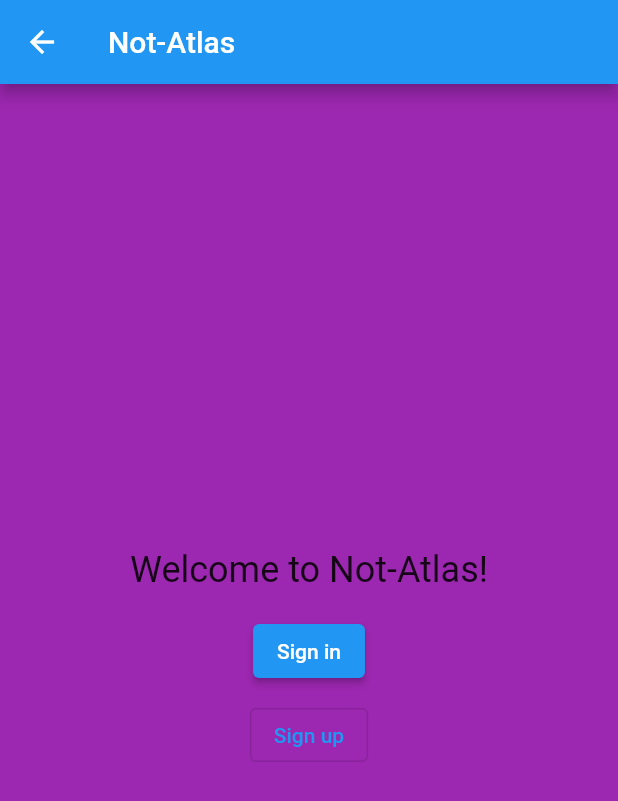
After one commit to nyaks1/PLP-Final-Project, a Flutter app: the LoginScreen screen opened by its route, on a phone screen of 412 x 824 dp. The commit adds this screen. Shown: the top 801 px of the screen. Run offline on Flutter 3.47's test engine with Material 2 defaults, Android fonts, the phone set to English and light mode, and no system bars; missing offline and left inert: dart:ffi; statements that could not run were skipped.

Commit message:
A log in screen

```diff
--- /dev/null
+++ b/not_atlas/lib/login_screen.dart
@@ -0,0 +1,36 @@
+import 'package:flutter/material.dart';
+
+class LoginScreen extends StatelessWidget {
+  @override
+  Widget build(BuildContext context) {
+    return Scaffold(
+      appBar: AppBar(
+        title: Text('Not-Atlas'),
+      ),
+      body: Container(
+        color: Colors.purple, // Set the background color
+        child: Center(
+          child: Column(
+            mainAxisSize: MainAxisSize.min,
+            children: [
+              Text(
+                'Welcome to Not-Atlas!',
+                style: TextStyle(fontSize: 24),
+              ),
+              SizedBox(height: 16),
+              ElevatedButton(
+                onPressed: () {},
+                child: Text('Sign in'),
+              ),
+              SizedBox(height: 8),
+              OutlinedButton(
+                onPressed: () {},
+                child: Text('Sign up'),
+              ),
+            ],
+          ),
+        ),
+      ),
+    );
+  }
+}
```
Also changed, not shown: not_atlas/lib/main.dart (+10 -2 lines).
